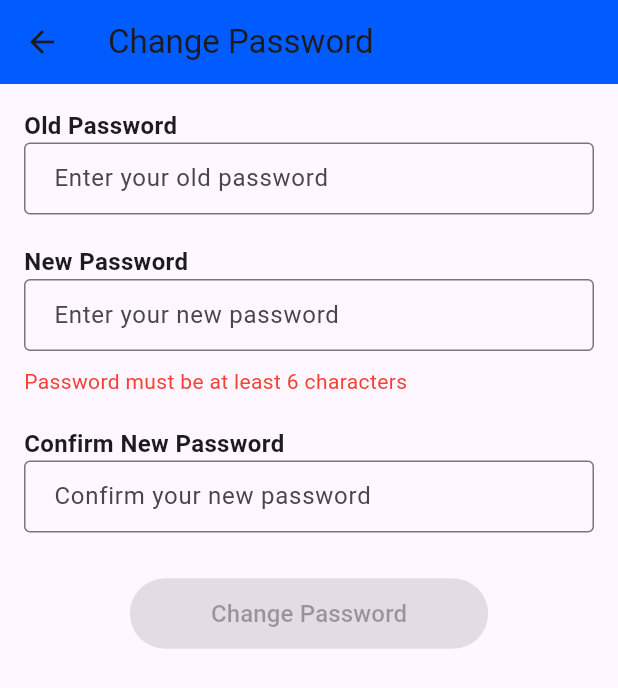
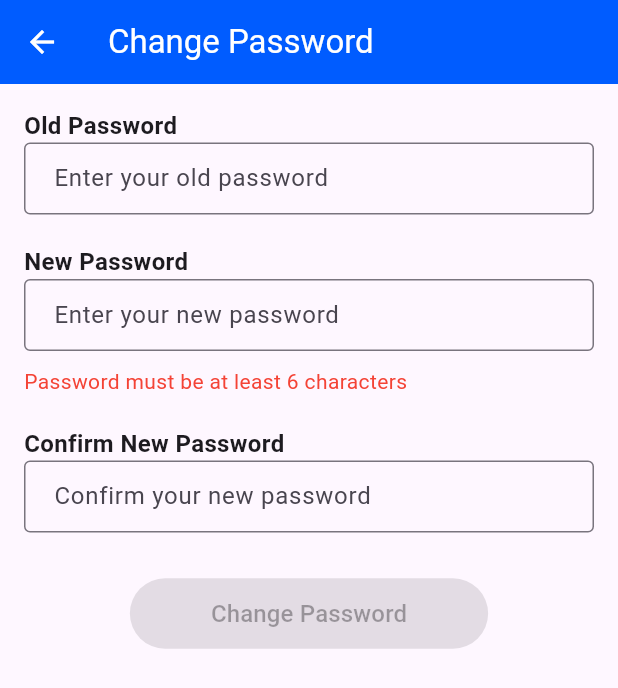
Before and after one commit to johnassefatheeth/eqube, a Flutter app: the ChangePasswordPage screen opened by its route, on a phone screen of 412 x 824 dp. Shown: the top 688 px of the screen. Run offline on Flutter 3.47's test engine with Material 3 defaults, Android fonts, the phone set to English and light mode, and no system bars; our stand-ins replace image_picker, shared_preferences; accounts and stored records are empty.

Commit message:
simple styling changes

```diff
--- a/lib/pages/changepass.dart
+++ b/lib/pages/changepass.dart
@@ -46,7 +46,11 @@ class _ChangePasswordPageState extends State<ChangePasswordPage> {
   Widget build(BuildContext context) {
     return Scaffold(
       appBar: AppBar(
-        title: Text('Change Password'),
+        iconTheme: IconThemeData(color: Colors.white),
+        title: Text('Change Password',
+        style: TextStyle(
+          color: Colors.white
+        ),),
         backgroundColor: Color(0xFF005CFF),
       ),
       body: Padding(
```
